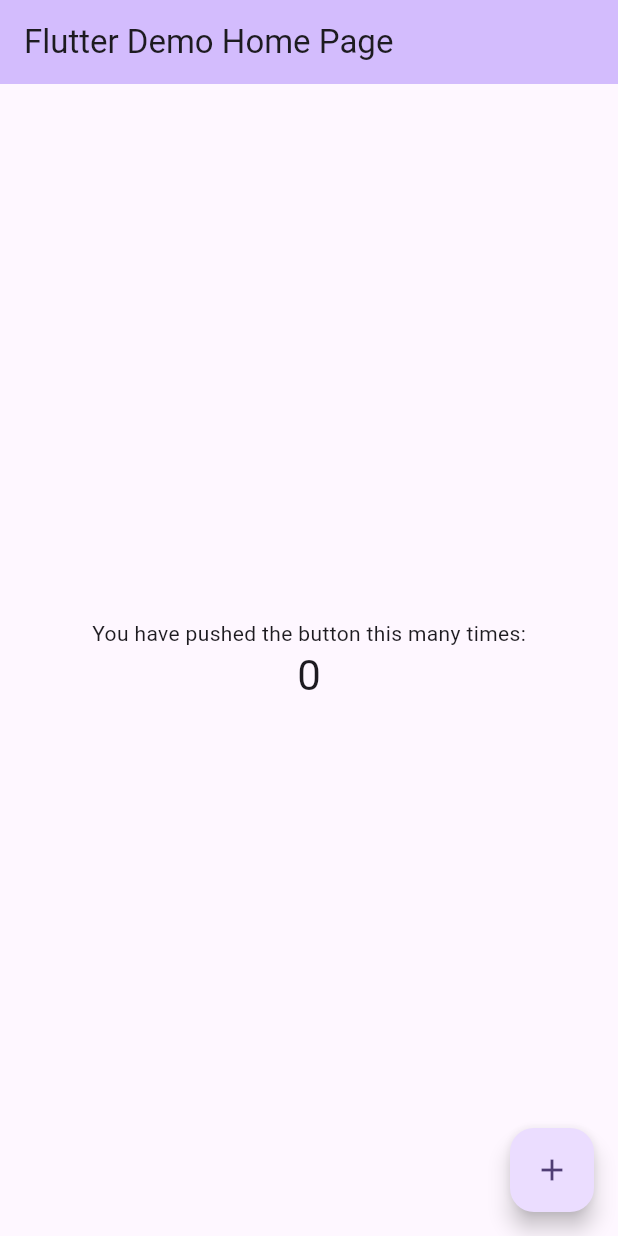
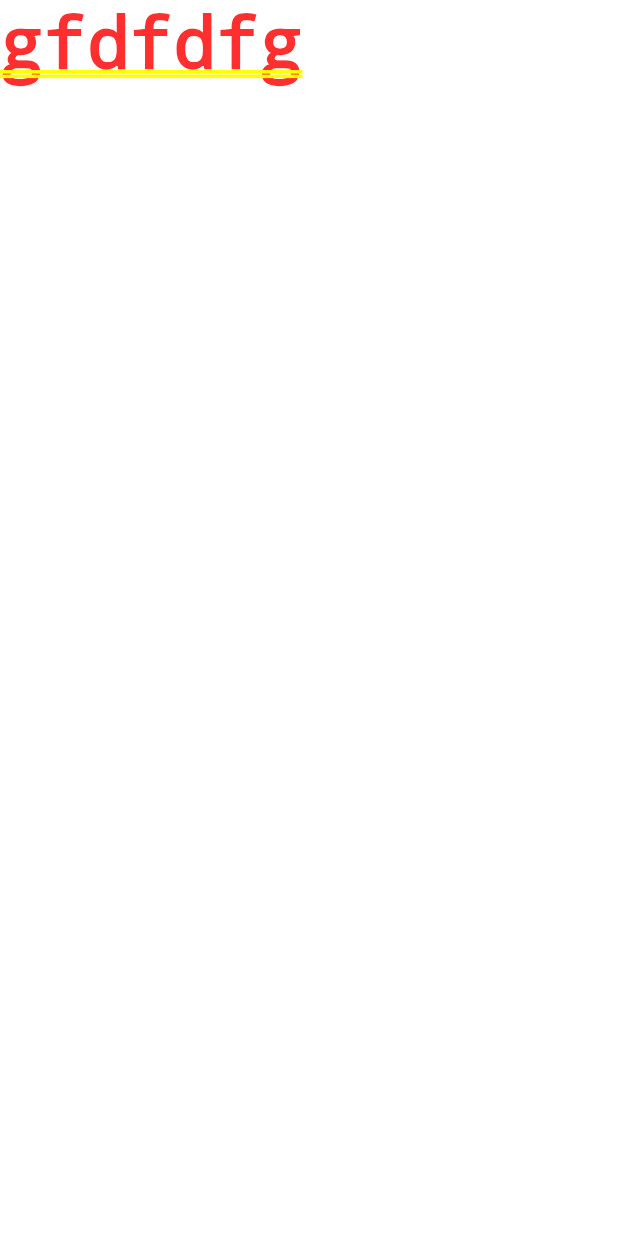
Before and after one commit to MOMEN56/rickandmort.y, a Flutter app: the screen it shows after launch, on a phone screen of 412 x 824 dp. Run offline on Flutter 3.47's test engine with Material 3 defaults, Android fonts, the phone set to English and light mode, and no system bars; our stand-ins replace bloc.

Commit message:
create characters screen and details screen

```diff
--- /dev/null
+++ b/lib/app_router.dart
@@ -0,0 +1,14 @@
+import 'package:flutter/material.dart';
+import 'package:rickandmorty/presentation/screens/character_details_screen.dart';
+import 'package:rickandmorty/presentation/screens/characters_screen.dart';
+import 'package:rickandmorty/constants/strings.dart';
+class AppRouter {
+Route? generateRoute(RouteSettings setting){
+switch(setting.name){
+case charactersScreen:
+return MaterialPageRoute(builder: (_) =>  const CharactersScreen());
+case characterDetailsScreen:
+return MaterialPageRoute(builder: (_) =>  const CharacterDetailsScreen());
+}
+}
+}
--- /dev/null
+++ b/lib/constants/my_colors.dart
@@ -0,0 +1,7 @@
+import 'package:flutter/material.dart';
+
+class MyColors {
+  static const Color myYellow = Color(0xffFFC107);
+  static const Color myGrey = Color(0xff343A40);
+  static const Color myWhite = Color(0xffE1E8EB);
+}
--- /dev/null
+++ b/lib/constants/strings.dart
@@ -0,0 +1,5 @@
+import 'package:rickandmorty/presentation/screens/characters_screen.dart';
+
+const baseUrl = "https://rickandmortyapi.com/api/";
+const charactersScreen = "/";
+const characterDetailsScreen = '/character_details';
--- a/lib/main.dart
+++ b/lib/main.dart
@@ -1,125 +1,17 @@
 import 'package:flutter/material.dart';
-
+import 'package:rickandmorty/app_router.dart';
 void main() {
-  runApp(const MyApp());
+  runApp(Rickandmorty(appRouter: AppRouter(),));
 }
 
-class MyApp extends StatelessWidget {
-  const MyApp({super.key});
-
-  // This widget is the root of your application.
+class Rickandmorty extends StatelessWidget {
+  final AppRouter appRouter;
+  const Rickandmorty({super.key,required this.appRouter,});
   @override
   Widget build(BuildContext context) {
     return MaterialApp(
-      title: 'Flutter Demo',
-      theme: ThemeData(
-        // This is the theme of your application.
-        //
-        // TRY THIS: Try running your application with "flutter run". You'll see
-        // the application has a purple toolbar. Then, without quitting the app,
-        // try changing the seedColor in the colorScheme below to Colors.green
-        // and then invoke "hot reload" (save your changes or press the "hot
-        // reload" button in a Flutter-supported IDE, or press "r" if you used
-        // the command line to start the app).
-        //
-        // Notice that the counter didn't reset back to zero; the application
-        // state is not lost during the reload. To reset the state, use hot
-        // restart instead.
-        //
-        // This works for code too, not just values: Most code changes can be
-        // tested with just a hot reload.
-        colorScheme: ColorScheme.fromSeed(seedColor: Colors.deepPurple),
-        useMaterial3: true,
-      ),
-      home: const MyHomePage(title: 'Flutter Demo Home Page'),
+      debugShowCheckedModeBanner: false,
+      onGenerateRoute: appRouter.generateRoute,
     );
   }
 }
-
-class MyHomePage extends StatefulWidget {
-  const MyHomePage({super.key, required this.title});
-
-  // This widget is the home page of your application. It is stateful, meaning
-  // that it has a State object (defined below) that contains fields that affect
-  // how it looks.
-
-  // This class is the configuration for the state. It holds the values (in this
-  // case the title) provided by the parent (in this case the App widget) and
-  // used by the build method of the State. Fields in a Widget subclass are
-  // always marked "final".
-
-  final String title;
-
-  @override
-  State<MyHomePage> createState() => _MyHomePageState();
-}
-
-class _MyHomePageState extends State<MyHomePage> {
-  int _counter = 0;
-
-  void _incrementCounter() {
-    setState(() {
-      // This call to setState tells the Flutter framework that something has
-      // changed in this State, which causes it to rerun the build method below
-      // so that the display can reflect the updated values. If we changed
-      // _counter without calling setState(), then the build method would not be
-      // called again, and so nothing would appear to happen.
-      _counter++;
-    });
-  }
-
-  @override
-  Widget build(BuildContext context) {
-    // This method is rerun every time setState is called, for instance as done
-    // by the _incrementCounter method above.
-    //
-    // The Flutter framework has been optimized to make rerunning build methods
-    // fast, so that you can just rebuild anything that needs updating rather
-    // than having to individually change instances of widgets.
-    return Scaffold(
-      appBar: AppBar(
-        // TRY THIS: Try changing the color here to a specific color (to
-        // Colors.amber, perhaps?) and trigger a hot reload to see the AppBar
-        // change color while the other colors stay the same.
-        backgroundColor: Theme.of(context).colorScheme.inversePrimary,
-        // Here we take the value from the MyHomePage object that was created by
-        // the App.build method, and use it to set our appbar title.
-        title: Text(widget.title),
-      ),
-      body: Center(
-        // Center is a layout widget. It takes a single child and positions it
-        // in the middle of the parent.
-        child: Column(
-          // Column is also a layout widget. It takes a list of children and
-          // arranges them vertically. By default, it sizes itself to fit its
-          // children horizontally, and tries to be as tall as its parent.
-          //
-          // Column has various properties to control how it sizes itself and
-          // how it positions its children. Here we use mainAxisAlignment to
-          // center the children vertically; the main axis here is the vertical
-          // axis because Columns are vertical (the cross axis would be
-          // horizontal).
-          //
-          // TRY THIS: Invoke "debug painting" (choose the "Toggle Debug Paint"
-          // action in the IDE, or press "p" in the console), to see the
-          // wireframe for each widget.
-          mainAxisAlignment: MainAxisAlignment.center,
-          children: <Widget>[
-            const Text(
-              'You have pushed the button this many times:',
-            ),
-            Text(
-              '$_counter',
-              style: Theme.of(context).textTheme.headlineMedium,
-            ),
-          ],
-        ),
-      ),
-      floatingActionButton: FloatingActionButton(
-        onPressed: _incrementCounter,
-        tooltip: 'Increment',
-        child: const Icon(Icons.add),
-      ), // This trailing comma makes auto-formatting nicer for build methods.
-    );
-  }
-}
--- /dev/null
+++ b/lib/presentation/screens/character_details_screen.dart
@@ -0,0 +1,10 @@
+import 'package:flutter/material.dart';
+
+class CharacterDetailsScreen extends StatelessWidget {
+  const CharacterDetailsScreen({super.key});
+
+  @override
+  Widget build(BuildContext context) {
+    return const Placeholder();
+  }
+}
--- /dev/null
+++ b/lib/presentation/screens/characters_screen.dart
@@ -0,0 +1,12 @@
+import 'package:flutter/material.dart';
+
+class CharactersScreen extends StatelessWidget {
+  const CharactersScreen({super.key});
+
+  @override
+  Widget build(BuildContext context) {
+    return Container(
+      child: const Text("gfdfdfg"),
+    );
+  }
+}
```
Also changed, not shown: pubspec.yaml (+2 -8 lines), 1 other file.
